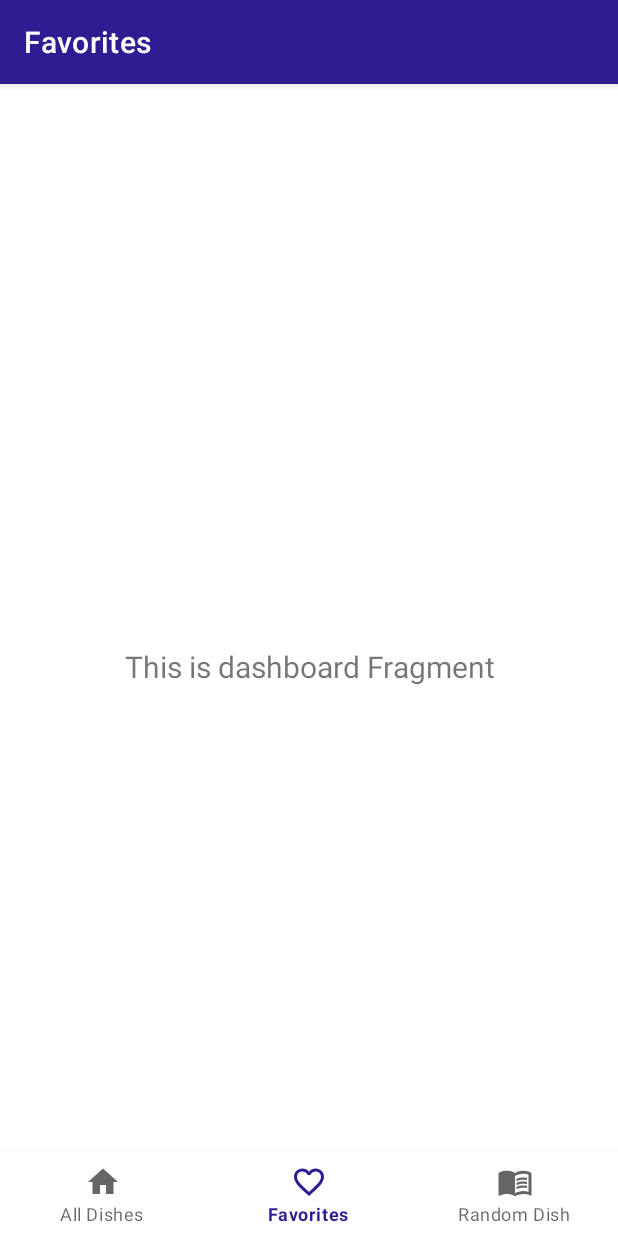
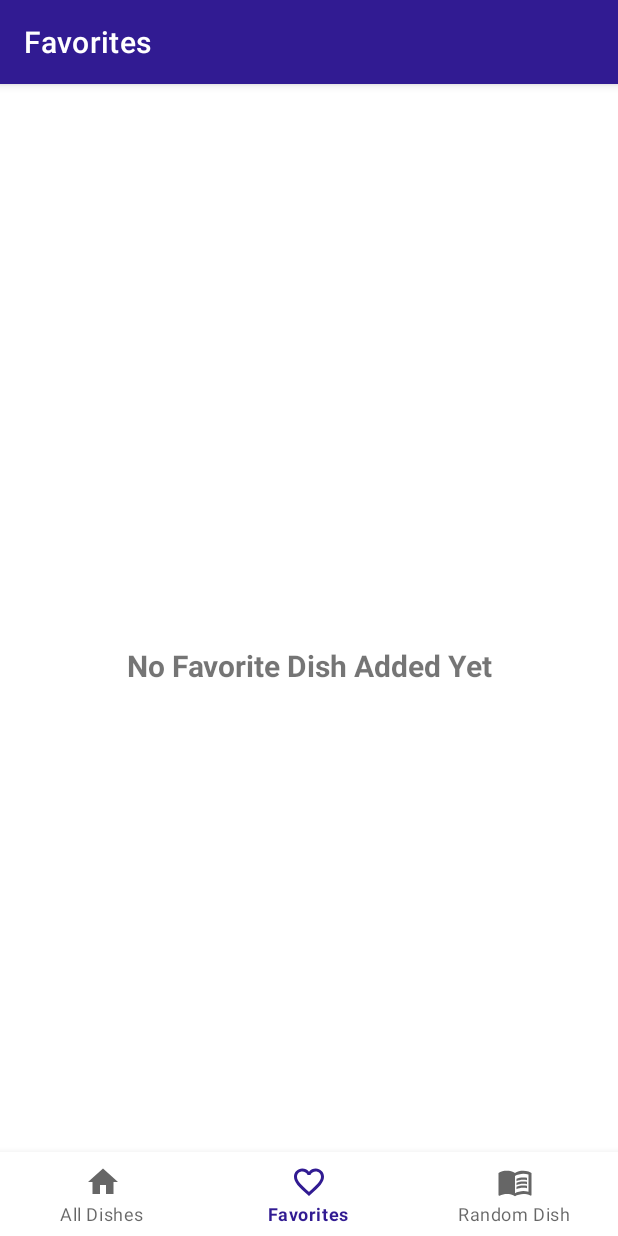
Before and after one commit to Sparsh011/Recipes, an Android app: the FavoriteDishesFragment screen opened through its navigation route, on a phone screen of 412 x 824 dp. Run offline under Robolectric (Android 15) with nearby library versions, the phone set to English and light mode, and no system bars; our stand-ins replace navigation-ui.

Commit message:
Favorites fragment work done

```diff
--- a/app/build.gradle
+++ b/app/build.gradle
@@ -73,8 +73,10 @@ dependencies {
 //    Kotlin Extensions and Coroutines support for Room
     //noinspection GradleDependency
     implementation("androidx.room:room-ktx:$roomVersion")
+    kapt("androidx.room:room-compiler:$roomVersion")
 
-    kapt("androidx.room:room-compiler:$roomVersion")
+//    Palette dependency -
+    implementation 'androidx.palette:palette-ktx:1.0.0'
 
 
 }
--- a/app/src/main/java/com/example/recipes/model/database/FavDishDAO.kt
+++ b/app/src/main/java/com/example/recipes/model/database/FavDishDAO.kt
@@ -3,6 +3,7 @@ package com.example.recipes.model.database
 import androidx.room.Dao
 import androidx.room.Insert
 import androidx.room.Query
+import androidx.room.Update
 import com.example.recipes.model.entities.FavDish
 import kotlinx.coroutines.flow.Flow
 
@@ -13,6 +14,14 @@ interface FavDishDAO {
     @Insert
     suspend fun insertFavDishDetails(favDish: FavDish)
 
+//    Query for all dishes -
     @Query("SELECT * FROM FAV_DISHES_TABLE ORDER BY ID") // ID is the order in which dish was added to the table
     fun getAllDishes() : Flow<List<FavDish>> // Flow is used to observe the changes made to data.
+
+    @Update
+    suspend fun updateFavDishDetails(favDish: FavDish) // This favDish is received from repository
+
+//    Query for favourite dishes ONLY -
+    @Query("SELECT * FROM FAV_DISHES_TABLE WHERE favourite_dish = 1")
+    fun getFavoriteDishesList(): Flow<List<FavDish>>
 }
--- a/app/src/main/java/com/example/recipes/model/database/FavDishRepository.kt
+++ b/app/src/main/java/com/example/recipes/model/database/FavDishRepository.kt
@@ -16,4 +16,13 @@ class FavDishRepository(private val favDishDao: FavDishDAO) {
 
 //    Retrieving all the dishes
     val allDishesList: Flow<List<FavDish>> = favDishDao.getAllDishes()
+
+//    Updating data-
+    @WorkerThread
+    suspend fun updateFavDishData(favDish: FavDish){
+//    This favDish is received from FavDishViewModel and then this favDish is passed to DAO
+        favDishDao.updateFavDishDetails(favDish)
+    }
+
+    val favoriteDishes: Flow<List<FavDish>> = favDishDao.getFavoriteDishesList()
 }
--- a/app/src/main/java/com/example/recipes/model/entities/FavDish.kt
+++ b/app/src/main/java/com/example/recipes/model/entities/FavDish.kt
@@ -18,6 +18,6 @@ data class FavDish (
 
     @ColumnInfo(name = "cooking_time") val  cookingTime: String,
     @ColumnInfo(name = "instructions") val directionToCook: String,
-    @ColumnInfo(name = "favourite_dish") val favouriteDish: Boolean = false,
+    @ColumnInfo(name = "favourite_dish") var favouriteDish: Boolean = false, // true -> 1, false -> 0. Will be used to retrieve favDish
     @PrimaryKey(autoGenerate = true) val id: Int = 0
 ) : Parcelable
--- a/app/src/main/java/com/example/recipes/view/adapters/FavDishAdapter.kt
+++ b/app/src/main/java/com/example/recipes/view/adapters/FavDishAdapter.kt
@@ -8,6 +8,7 @@ import com.bumptech.glide.Glide
 import com.example.recipes.databinding.ItemDishLayoutBinding
 import com.example.recipes.model.entities.FavDish
 import com.example.recipes.view.fragments.AllDishesFragment
+import com.example.recipes.view.fragments.FavoriteDishesFragment
 
 class FavDishAdapter(
     private val fragment: Fragment
@@ -31,6 +32,10 @@ class FavDishAdapter(
             if (fragment is AllDishesFragment){
                 fragment.dishDetails(dish)
             }
+            if (fragment is FavoriteDishesFragment){
+                fragment.dishDetails(dish)
+            }
+
         }
     }
 
--- a/app/src/main/java/com/example/recipes/view/fragments/AllDishesFragment.kt
+++ b/app/src/main/java/com/example/recipes/view/fragments/AllDishesFragment.kt
@@ -82,9 +82,7 @@ class AllDishesFragment : Fragment() {
     }
 
     fun dishDetails(favDish: FavDish){
-        findNavController().navigate(AllDishesFragmentDirections.actionAllDishesToDishDetails(
-            favDish
-        ))
+        findNavController().navigate(AllDishesFragmentDirections.actionAllDishesToDishDetails(favDish))
 
         if (requireActivity() is MainActivity){
             (activity as MainActivity?)?.hideBottomNavigation()
--- a/app/src/main/java/com/example/recipes/view/fragments/FavoriteDishesFragment.kt
+++ b/app/src/main/java/com/example/recipes/view/fragments/FavoriteDishesFragment.kt
@@ -1,35 +1,70 @@
 package com.example.recipes.view.fragments
 
 import android.os.Bundle
+import android.util.Log
 import android.view.LayoutInflater
 import android.view.View
 import android.view.ViewGroup
 import android.widget.TextView
 import androidx.fragment.app.Fragment
+import androidx.fragment.app.viewModels
 import androidx.lifecycle.ViewModelProvider
+import androidx.navigation.fragment.findNavController
+import androidx.recyclerview.widget.GridLayoutManager
+import com.example.recipes.application.FavDishApplication
 import com.example.recipes.databinding.FragmentFavoriteDishesBinding
-import com.example.recipes.viewmodel.DashboardViewModel
+import com.example.recipes.model.entities.FavDish
+import com.example.recipes.view.activities.MainActivity
+import com.example.recipes.view.adapters.FavDishAdapter
+import com.example.recipes.viewmodel.FavDishViewModel
+import com.example.recipes.viewmodel.FavDishViewModelFactory
 
 class FavoriteDishesFragment : Fragment() {
 
     private var _binding: FragmentFavoriteDishesBinding? = null
-
-    // This property is only valid between onCreateView and
-    // onDestroyView.
-    private val binding get() = _binding!!
+    private val mFavDishViewModel: FavDishViewModel by viewModels {
+        FavDishViewModelFactory(((requireActivity().application) as FavDishApplication).repository)
+    }
 
     override fun onCreateView(inflater: LayoutInflater, container: ViewGroup?, savedInstanceState: Bundle?): View {
-        val dashboardViewModel =
-            ViewModelProvider(this).get(DashboardViewModel::class.java)
+        _binding = FragmentFavoriteDishesBinding.inflate(inflater, container, false)
+        return _binding!!.root
+    }
 
-        _binding = FragmentFavoriteDishesBinding.inflate(inflater, container, false)
-        val root: View = binding.root
+    override fun onViewCreated(view: View, savedInstanceState: Bundle?) {
+        super.onViewCreated(view, savedInstanceState)
+        mFavDishViewModel.favoriteDishes.observe(viewLifecycleOwner){ dishes ->
+            dishes.let {
+                _binding!!.rvFavoriteDishesList.layoutManager = GridLayoutManager(requireActivity(), 2)
+                val adapter = FavDishAdapter(this)
+                _binding!!.rvFavoriteDishesList.adapter = adapter
 
-        val textView: TextView = binding.textDashboard
-        dashboardViewModel.text.observe(viewLifecycleOwner) {
-            textView.text = it
+                if (it.isNotEmpty()){
+                    _binding!!.rvFavoriteDishesList.visibility = View.VISIBLE
+                    _binding!!.tvNoFavoriteDishesAvailable.visibility = View.GONE
+                    adapter.dishesList(it)
+                }
+                else{
+                    _binding!!.rvFavoriteDishesList.visibility = View.GONE
+                    _binding!!.tvNoFavoriteDishesAvailable.visibility = View.VISIBLE
+                }
+            }
         }
-        return root
+    }
+
+    fun dishDetails(favDish: FavDish){
+//        As we have used argument tag in mobile_navigation in DishDetailFragment, we don't have to pass any data
+        findNavController().navigate(FavoriteDishesFragmentDirections.actionFavoriteDishesToDishDetails(favDish))
+        if(requireActivity() is MainActivity){
+            (activity as MainActivity?)!!.hideBottomNavigation()
+        }
+    }
+
+    override fun onResume() {
+        super.onResume()
+        if (requireActivity() is MainActivity){
+            (activity as MainActivity?)!!.showBottomNavigation()
+        }
     }
 
     override fun onDestroyView() {
--- a/app/src/main/java/com/example/recipes/viewmodel/FavDishViewModel.kt
+++ b/app/src/main/java/com/example/recipes/viewmodel/FavDishViewModel.kt
@@ -13,6 +13,13 @@ class FavDishViewModel(private val repository: FavDishRepository): ViewModel() {
 
     }
     val allDishesList: LiveData<List<FavDish>> = repository.allDishesList.asLiveData()
+
+//    This update function will call the repository and pass the dish to be updated
+    fun update(dish: FavDish) = viewModelScope.launch {
+        repository.updateFavDishData(dish)
+    }
+
+    val favoriteDishes: LiveData<List<FavDish>> = repository.favoriteDishes.asLiveData()
 }
 
 class FavDishViewModelFactory(private val repository: FavDishRepository) : ViewModelProvider.Factory{
--- a/app/src/main/res/layout/fragment_dish_detail.xml
+++ b/app/src/main/res/layout/fragment_dish_detail.xml
@@ -51,7 +51,6 @@
             android:layout_marginBottom="@dimen/_10sdp"
             android:textColor="@color/blue_grey_700"
             android:textSize="@dimen/_20sdp"
-            android:gravity="center"
             android:textStyle="bold|italic"
             tools:text="Dish Title" />
 
--- a/app/src/main/res/layout/fragment_favorite_dishes.xml
+++ b/app/src/main/res/layout/fragment_favorite_dishes.xml
@@ -5,11 +5,23 @@
     android:layout_width="match_parent"
     android:layout_height="match_parent"
     tools:context=".view.fragments.FavoriteDishesFragment">
+    <androidx.recyclerview.widget.RecyclerView
+        android:id="@+id/rv_favorite_dishes_list"
+        android:layout_width="0dp"
+        android:layout_height="0dp"
+        app:layout_constraintBottom_toBottomOf="parent"
+        app:layout_constraintEnd_toEndOf="parent"
+        app:layout_constraintStart_toStartOf="parent"
+        app:layout_constraintTop_toTopOf="parent"/>
 
     <TextView
-        android:id="@+id/text_dashboard"
-        android:layout_width="match_parent"
-        android:layout_height="wrap_content"
+        android:id="@+id/tv_no_favorite_dishes_available"
+        android:layout_width="0dp"
+        android:layout_height="0dp"
+        android:gravity="center"
+        android:visibility="gone"
+        android:textStyle="bold"
+        android:text="@string/no_favorite_dish_added_yet"
         android:layout_marginStart="8dp"
         android:layout_marginTop="8dp"
         android:layout_marginEnd="8dp"
--- a/app/src/main/res/navigation/mobile_navigation.xml
+++ b/app/src/main/res/navigation/mobile_navigation.xml
@@ -19,7 +19,11 @@
         android:id="@+id/navigation_favorite_dishes"
         android:name="com.example.recipes.view.fragments.FavoriteDishesFragment"
         android:label="@string/title_favorite_dishes"
-        tools:layout="@layout/fragment_favorite_dishes" />
+        tools:layout="@layout/fragment_favorite_dishes" >
+        <action
+            android:id="@+id/action_favorite_dishes_to_dish_details"
+            app:destination="@id/navigation_dish_details" />
+    </fragment>
 
     <fragment
         android:id="@+id/navigation_random_dish"
--- a/app/src/main/res/values/strings.xml
+++ b/app/src/main/res/values/strings.xml
@@ -15,4 +15,5 @@
     <string name="lbl_ingredients">Ingredients</string>
     <string name="lbl_direction_to_cook">Directions To Cook</string>
     <string name="approximate_cooking_time">Approximate Cooking Time:</string>
+    <string name="no_favorite_dish_added_yet">No Favorite Dish Added Yet</string>
 </resources>
```
Also changed, not shown: app/src/main/java/com/example/recipes/view/fragments/DishDetailFragment.kt (+30 -3 lines).
